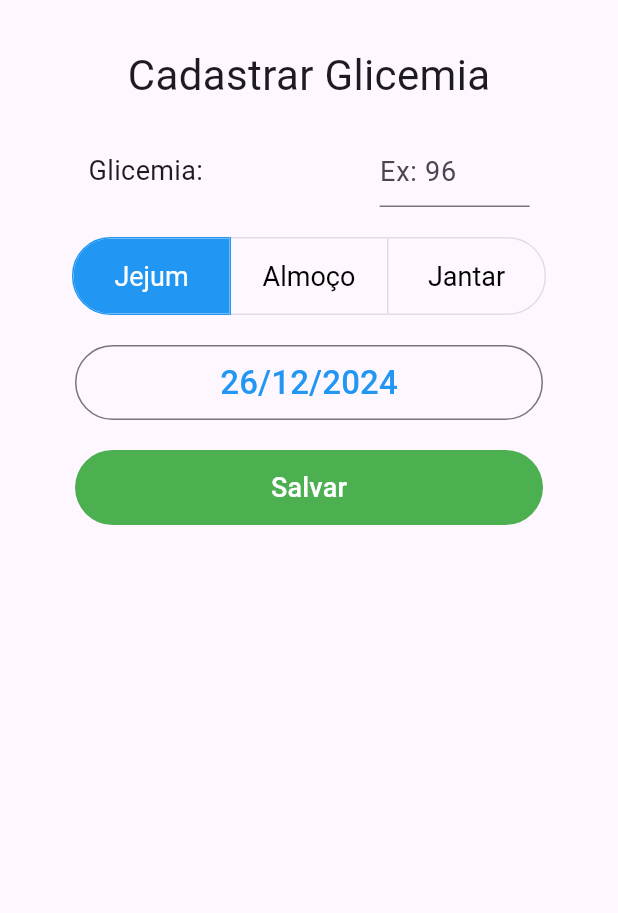
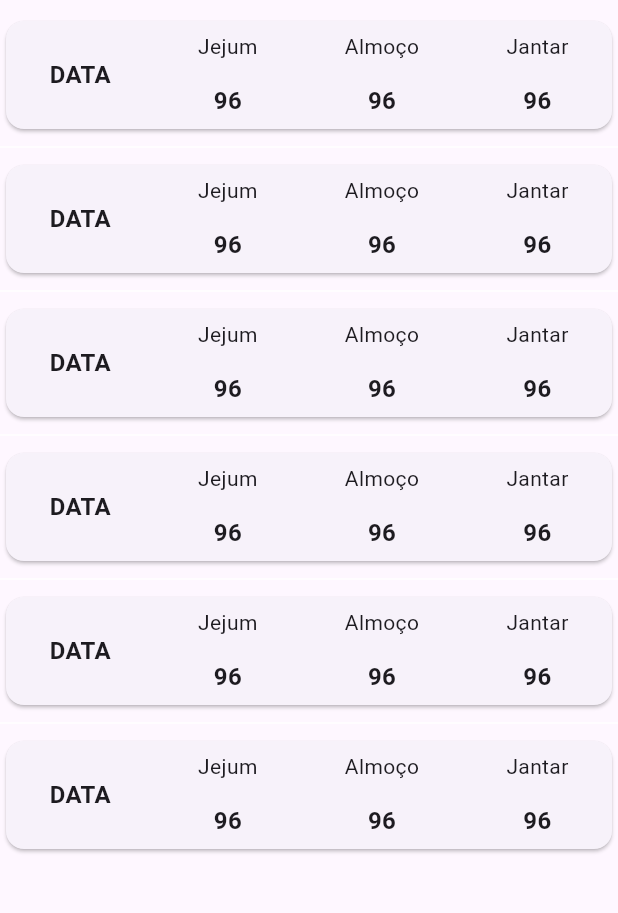
Before and after one commit to RCMagoga/monitor_glicemico, a Flutter app: the screen it shows after launch, on a phone screen of 412 x 824 dp, the part 84-997 px from its top. Run offline on Flutter 3.47's test engine with Material 3 defaults, Android fonts, the phone set to English and light mode, and no system bars.

Commit message:
Adicionado TelaListagem

```diff
--- a/lib/main.dart
+++ b/lib/main.dart
@@ -1,5 +1,6 @@
 import 'package:flutter/material.dart';
 import 'package:monitor_glicemico/views/telaCadastro.dart';
+import 'package:monitor_glicemico/views/telaListagem.dart';
 
 void main() {
   runApp(MainApp());
@@ -30,7 +31,7 @@ class MainApp extends StatelessWidget {
           title: Text("Monitor Glicêmico"),
           centerTitle: true,
         ),
-        body: Telacadastro(),
+        body: TelaListagem(),
       ),
     );
   }
--- a/lib/views/telaCadastro.dart
+++ b/lib/views/telaCadastro.dart
@@ -1,5 +1,6 @@
 import 'package:flutter/material.dart';
 import 'package:intl/intl.dart';
+import 'package:monitor_glicemico/widgets/cardDados.dart';
 
 class Telacadastro extends StatefulWidget {
   const Telacadastro({super.key});
@@ -118,7 +119,7 @@ class _TelacadastroState extends State<Telacadastro> {
               color: Colors.white,
             ),
           ),
-        )
+        ),
       ],
     );
   }
--- /dev/null
+++ b/lib/views/telaListagem.dart
@@ -0,0 +1,47 @@
+import 'package:flutter/material.dart';
+import 'package:monitor_glicemico/widgets/cardDados.dart';
+
+class TelaListagem extends StatefulWidget {
+  const TelaListagem({super.key});
+
+  @override
+  State<TelaListagem> createState() => _TelaListagemState();
+}
+
+class _TelaListagemState extends State<TelaListagem> {
+  final List<String> lista = [
+    "Teste1",
+    "Teste2",
+    "Teste3",
+    "Teste4",
+    "Teste5",
+    "Teste6",
+  ];
+
+  final Future<String> _espera =
+      Future<String>.delayed(const Duration(seconds: 3), () => "Retorno");
+
+  @override
+  Widget build(BuildContext context) {
+    return FutureBuilder(
+      future: _espera,
+      builder: (context, snapshot) {
+        if (snapshot.hasData) {
+          return ListView.separated(
+            separatorBuilder: (context, index) => const Divider(
+              color: Colors.white,
+            ),
+            shrinkWrap: true,
+            padding: EdgeInsets.only(top: 10),
+            itemCount: lista.length,
+            itemBuilder: (context, index) {
+              return CardDados();
+            },
+          );
+        } else {
+          return CircularProgressIndicator();
+        }
+      },
+    );
+  }
+}
--- /dev/null
+++ b/lib/widgets/cardDados.dart
@@ -0,0 +1,44 @@
+import 'package:flutter/material.dart';
+
+class CardDados extends StatelessWidget {
+  CardDados({super.key});
+
+  TextStyle dadosStyle = TextStyle(fontSize: 16, fontWeight: FontWeight.bold);
+
+  @override
+  Widget build(BuildContext context) {
+    return SizedBox(
+      width: MediaQuery.of(context).size.width - 10,
+      height: 80,
+      child: Card(
+        child: Row(
+          mainAxisAlignment: MainAxisAlignment.spaceAround,
+          children: <Widget>[
+            Text("DATA", style: dadosStyle,),
+            Column(
+              mainAxisAlignment: MainAxisAlignment.spaceAround,
+              children: [
+                Text("Jejum"),
+                Text("96", style: dadosStyle,),
+              ],
+            ),
+            Column(
+              mainAxisAlignment: MainAxisAlignment.spaceAround,
+              children: [
+                Text("Almoço"),
+                Text("96", style: dadosStyle,),
+              ],
+            ),
+            Column(
+              mainAxisAlignment: MainAxisAlignment.spaceAround,
+              children: [
+                Text("Jantar"),
+                Text("96", style: dadosStyle,),
+              ],
+            ),
+          ],
+        ),
+      ),
+    );
+  }
+}
```
